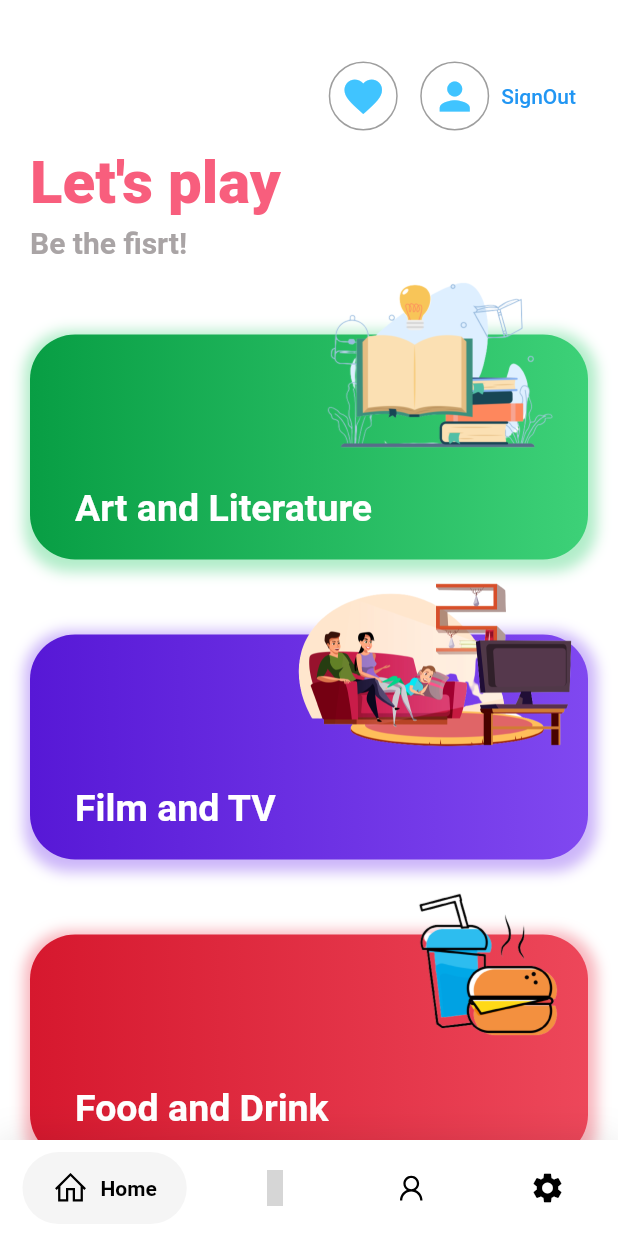
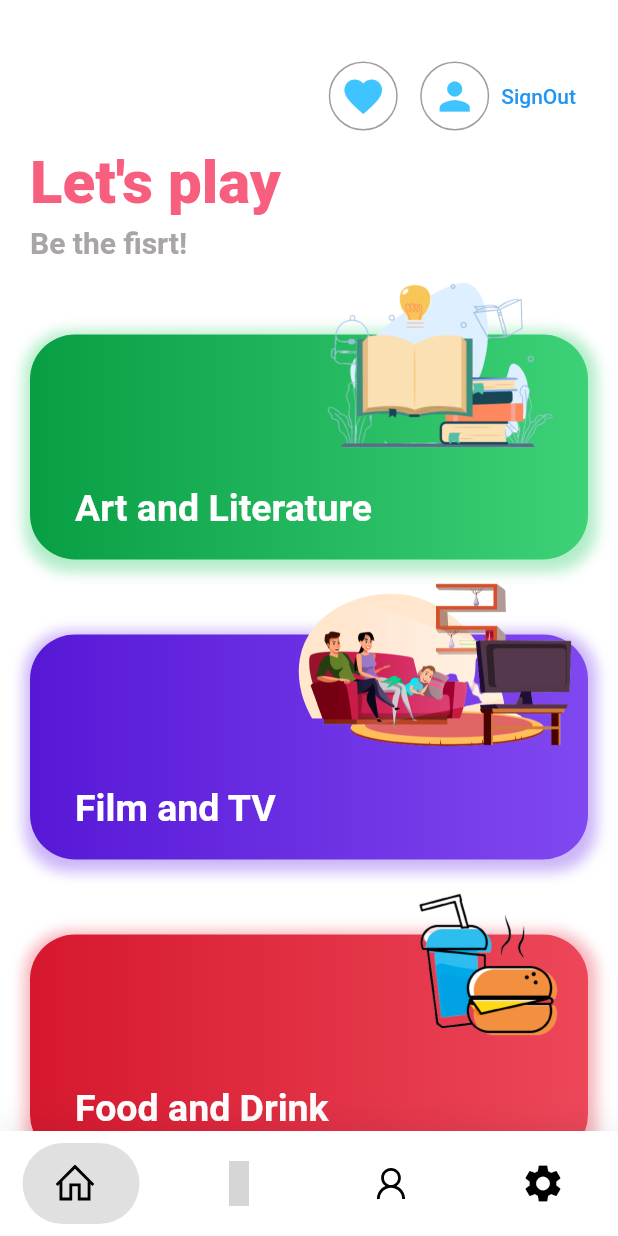
Before and after one commit to khuong02/flutter_project, a Flutter app: the screen it shows once a user with an empty profile is signed in, on a phone screen of 412 x 824 dp. Run offline on Flutter 3.47's test engine with Material 2 defaults, Android fonts, the phone set to English and light mode, and no system bars; drawn by our look-alikes of google_nav_bar; our stand-ins replace circular_countdown_timer, equatable, firebase_auth, firebase_core, flutter_riverpod, formz and 5 more; missing offline and left inert: dart:ffi, fl_score_bar; accounts and stored records are empty; network calls fail; grey boxes are pictures that could not be loaded.

Commit message:
update nav

```diff
--- a/lib/Utilities/nav_bar.dart
+++ b/lib/Utilities/nav_bar.dart
@@ -81,27 +81,23 @@ class _NavBar extends State<NavBar>{
               hoverColor: Colors.grey[100]!,
               gap: 8,
               activeColor: Colors.black,
-              iconSize: 24,
+              iconSize: 30,
               padding: const EdgeInsets.symmetric(horizontal: 20, vertical: 12),
               duration: const Duration(milliseconds: 400),
-              tabBackgroundColor: Colors.grey[100]!,
+              tabBackgroundColor: Colors.grey[300]!,
               color: Colors.black,
               tabs: const [
                 GButton(
                   icon: LineIcons.home,
-                  text: 'Home',
                 ),
                 GButton(
                   icon: LineIcons.barChart,
-                  text: 'Leaderboard',
                 ),
                 GButton(
                   icon: LineIcons.user,
-                  text: 'Profile',
                 ),
                 GButton(
                   icon: Icons.settings,
-                  text: 'Settings',
                 ),
               ],
               selectedIndex: _selectedIndex,
```
